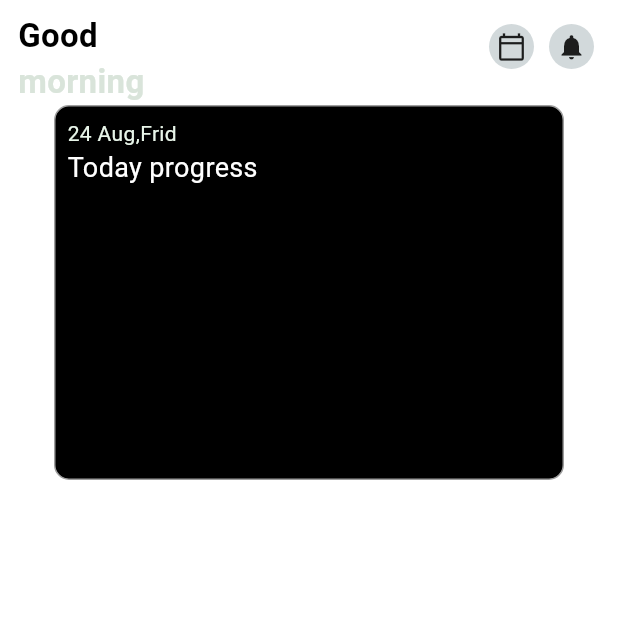
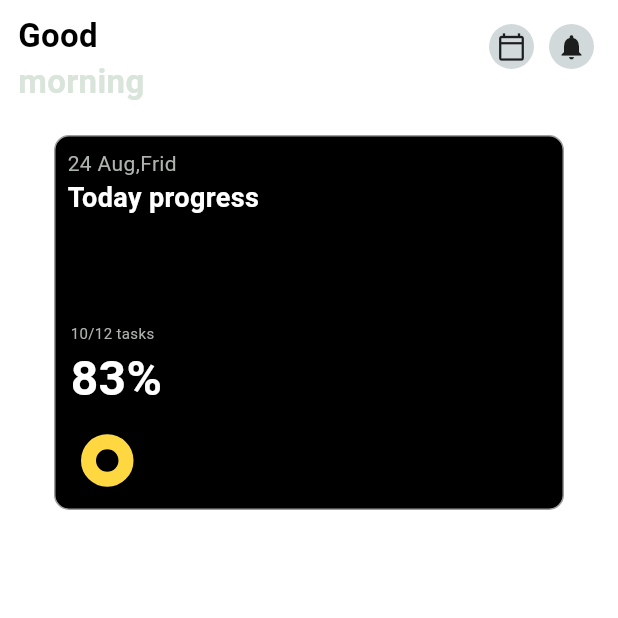
Before and after one commit to 0122345/diff_projects, a Flutter app: the screen it shows after launch, after a tap on the "arrow forward" icon, on a phone screen of 412 x 824 dp, the top half of it. Run offline on Flutter 3.47's test engine with Material 3 defaults, Android fonts, the phone set to English and light mode, and no system bars; drawn by our look-alikes of simple_circular_progress_bar.

```diff
--- a/flutter/crazy_todoapp/lib/components/general_taskspage.dart
+++ b/flutter/crazy_todoapp/lib/components/general_taskspage.dart
@@ -1,4 +1,5 @@
 import 'package:flutter/material.dart';
+import 'package:simple_circular_progress_bar/simple_circular_progress_bar.dart';
 
 class GeneralTaskPage extends StatefulWidget {
   const GeneralTaskPage({super.key});
@@ -84,7 +85,7 @@ class _GeneralTaskPageState extends State<GeneralTaskPage> {
               ),
             ],
           ),
-
+          const SizedBox(height: 20.0),
           //that was upper let's go for card
           Container(
             width: 340,
@@ -94,45 +95,96 @@ class _GeneralTaskPageState extends State<GeneralTaskPage> {
               color: Colors.black,
               border: Border.all(color: Colors.grey),
             ),
-            child: Column(
+            child: const Column(
               children: [
-                Expanded(child: Padding(
-                  padding: const EdgeInsets.all(8.0),
+                Expanded(
+                  child: Padding(
+                    padding: EdgeInsets.all(8.0),
                     child: Column(
                       children: [
                         Align(
                           alignment: Alignment.topLeft,
-                        child: Text('24 Aug,Frid',
+                          child: Text(
+                            '24 Aug,Frid',
                             style: TextStyle(
-                          color: Colors.green.shade50
+                              color: Color.fromARGB(255, 173, 179, 173),
                             ),
                           ),
                         ),
-                      const Align(
+                        Align(
                           alignment: Alignment.topLeft,
-                        child: Text('Today progress',
+                          child: Text(
+                            'Today progress',
                             style: TextStyle(
                                 color: Colors.white,
-                          fontSize: 18.0
+                                fontWeight: FontWeight.bold,
+                                fontSize: 18.0),
+                          ),
+                        ),
+                      ],
+                    ),
+                  ),
+                ),
+                Expanded(
+                  child: Padding(
+                    padding: EdgeInsets.only(left:10.0),
+                    child: Column(
+                      children:[
+                         Align(
+                          alignment: Alignment.centerLeft,
+                           child: Text('10/12 tasks',
+                            style: TextStyle(
+                              color: Color.fromARGB(255, 173, 179, 173),
+                              fontSize: 10.0,
+                            ),
+                           ),
+                         ),
+                         Align(
+                          alignment:Alignment.centerLeft,
+                           child: Text('83%',
+                           style: TextStyle(
+                            fontSize: 32.0,
+                             fontWeight: FontWeight.bold,
+                             color: Colors.white,
+                           ),
+                           ),
+                         ),
+
+                        Expanded(
+                          child: Padding(
+                            padding: EdgeInsets.only(left:12.0),
+                            child: Align(
+                              alignment: Alignment.centerLeft,
+                              child: SimpleCircularProgressBar(
+                                progressColors: [
+                                  Colors.cyan,
+                                  Colors.green,
+                                  Colors.purpleAccent,
+                                  Colors.amberAccent
+                                ],
+                                size: 25,
+                                 startAngle: -180,
+                                 progressStrokeWidth: 10,
+                                 backStrokeWidth: 10,
+                                 mergeMode: true,
+                                 animationDuration: 6,
+                              ),
                             ),
                           ),
                         ),
                       ],
                     ),
-                ),),
+                  ),
+                ),
 
-
-                const Expanded(child: Column(
-
-                ),),
               ],
             ),
           ),
 
+          //for ongoing section
+          Container(
 
-
-          //for ongoing section
-          Container(),
+          ),
           //for completed section
           Container(),
         ],
--- a/flutter/crazy_todoapp/lib/components/homepage.dart
+++ b/flutter/crazy_todoapp/lib/components/homepage.dart
@@ -96,6 +96,7 @@ class _HomepageState extends State<Homepage> {
                         Padding(
                           padding: const EdgeInsets.only(right: 18.0),
                           child: FloatingActionButton(
+                            mini: true,
                             shape: const CircleBorder(
                               side: BorderSide(
                                 color: Color.fromARGB(255, 133, 130, 130),
--- a/flutter/crazy_todoapp/pubspec.yaml
+++ b/flutter/crazy_todoapp/pubspec.yaml
@@ -35,6 +35,8 @@ dependencies:
   # The following adds the Cupertino Icons font to your application.
   # Use with the CupertinoIcons class for iOS style icons.
   cupertino_icons: ^1.0.6
+  simple_circular_progress_bar: ^1.0.2
+
 
 dev_dependencies:
   flutter_test:
```
Also changed, not shown: flutter/crazy_todoapp/pubspec.lock, 1 other file. Lines whose indentation alone changed are shown as unchanged.
